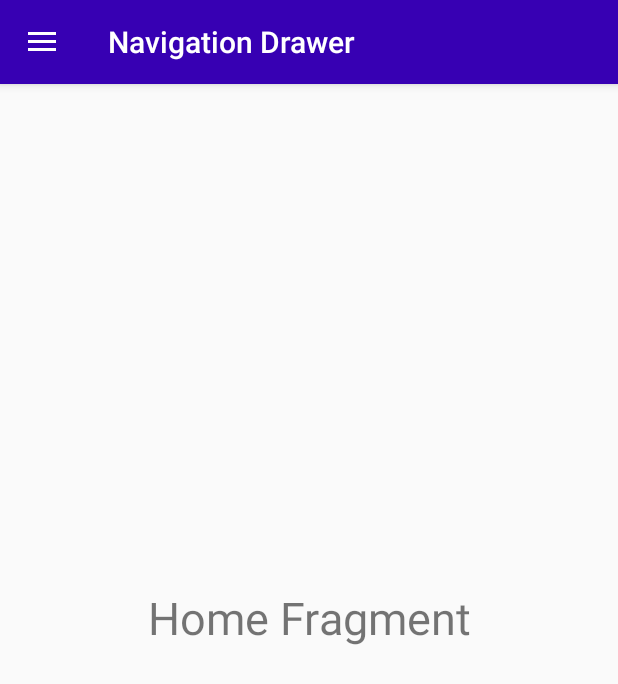
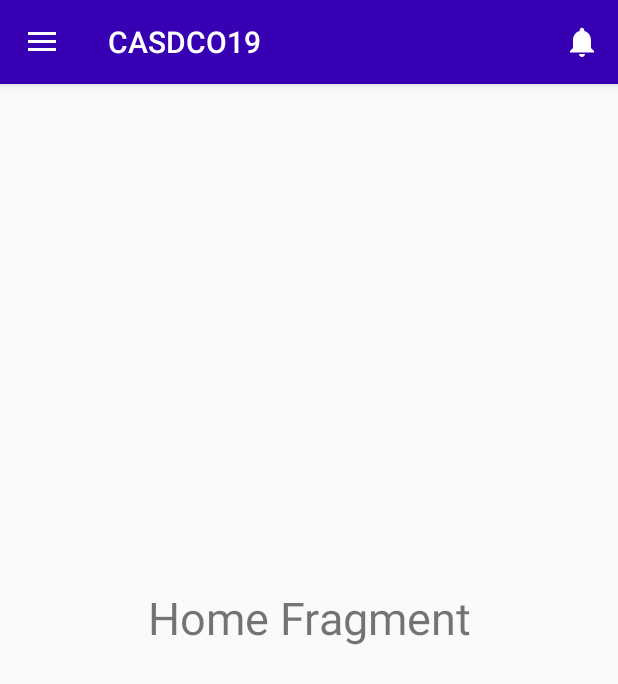
Before and after one commit to itm-project/mobile-app, an Android app: the screen it shows after launch (MainActivity), on a phone screen of 412 x 824 dp. Shown: the top 684 px of the screen. Run offline under Robolectric (Android 15) with nearby library versions, the phone set to English and light mode, and no system bars.

Commit message:
Drawer add noti
add notification

```diff
--- a/Drawer/app/src/main/AndroidManifest.xml
+++ b/Drawer/app/src/main/AndroidManifest.xml
@@ -9,7 +9,10 @@
         android:roundIcon="@mipmap/ic_launcher_round"
         android:supportsRtl="true"
         android:theme="@style/AppTheme">
-        <activity android:name=".MainActivity"
+        <activity android:name=".notifications"
+            android:parentActivityName=".MainActivity"></activity>
+        <activity
+            android:name=".MainActivity"
             android:theme="@style/AppTheme.NoActionBar">
             <intent-filter>
                 <action android:name="android.intent.action.MAIN" />
--- a/Drawer/app/src/main/java/com/example/drawer/MainActivity.kt
+++ b/Drawer/app/src/main/java/com/example/drawer/MainActivity.kt
@@ -1,8 +1,11 @@
 package com.example.drawer
 
+import android.content.Intent
 import androidx.appcompat.app.AppCompatActivity
 import android.os.Bundle
+import android.view.Menu
 import android.view.MenuItem
+import android.widget.Toast
 import androidx.appcompat.widget.Toolbar
 import androidx.appcompat.app.ActionBarDrawerToggle
 import androidx.core.view.GravityCompat
@@ -19,8 +22,6 @@ class MainActivity : AppCompatActivity(), NavigationView.OnNavigationItemSelecte
     lateinit var setFrag : SettingFragment
     lateinit var logoutFrag : LogoutFragment
 
-
-
     override fun onCreate(savedInstanceState: Bundle?) {
         super.onCreate(savedInstanceState)
         setContentView(R.layout.activity_main)
@@ -29,7 +30,7 @@ class MainActivity : AppCompatActivity(), NavigationView.OnNavigationItemSelecte
         setSupportActionBar(toolbar)
         val drawerLayout : DrawerLayout = findViewById(R.id.drawerLayout)
         val actionBar = supportActionBar
-        actionBar!!.title = "Navigation Drawer"
+        actionBar!!.title = "CASDCO19"
 
         val drawerToggle : ActionBarDrawerToggle = object : ActionBarDrawerToggle(
             this,
@@ -120,4 +121,28 @@ class MainActivity : AppCompatActivity(), NavigationView.OnNavigationItemSelecte
             super.onBackPressed()
         }
     }
+
+    override fun onCreateOptionsMenu(menu: Menu?): Boolean {
+        val inflater = menuInflater
+        inflater.inflate(R.menu.noti_menu,menu)
+        return true
+    }
+
+    override fun onOptionsItemSelected(item: MenuItem): Boolean {
+        when(item.itemId)
+        {
+            R.id.noti -> {
+                Toast.makeText(this,"NOTI",Toast.LENGTH_SHORT).show()
+                val intent = Intent(this,notifications::class.java)
+                startActivity (intent)
+                return true
+            }
+            else -> {
+                return super.onOptionsItemSelected(item)
+            }
+        }
+
+
+    }
+
 }
--- /dev/null
+++ b/Drawer/app/src/main/res/drawable/ic_notifications.xml
@@ -0,0 +1,10 @@
+<vector xmlns:android="http://schemas.android.com/apk/res/android"
+    android:width="24dp"
+    android:height="24dp"
+    android:viewportWidth="24"
+    android:viewportHeight="24"
+    android:tint="?attr/colorControlNormal">
+  <path
+      android:fillColor="@android:color/white"
+      android:pathData="M12,22c1.1,0 2,-0.9 2,-2h-4c0,1.1 0.89,2 2,2zM18,16v-5c0,-3.07 -1.64,-5.64 -4.5,-6.32L13.5,4c0,-0.83 -0.67,-1.5 -1.5,-1.5s-1.5,0.67 -1.5,1.5v0.68C7.63,5.36 6,7.92 6,11v5l-2,2v1h16v-1l-2,-2z"/>
+</vector>
--- /dev/null
+++ b/Drawer/app/src/main/res/menu/noti_menu.xml
@@ -0,0 +1,11 @@
+<?xml version="1.0" encoding="utf-8"?>
+<menu xmlns:android="http://schemas.android.com/apk/res/android"
+    xmlns:app="http://schemas.android.com/apk/res-auto">
+
+    <item
+        android:id="@+id/noti"
+        android:title="notification"
+        app:showAsAction="ifRoom"
+        android:icon="@drawable/ic_notifications"></item>
+
+</menu>
```
Also changed, not shown: Drawer/app/src/main/java/com/example/drawer/notifications.kt (added, +17 -0 lines), Drawer/app/src/main/res/layout/activity_notifications.xml (added, +9 -0 lines).
